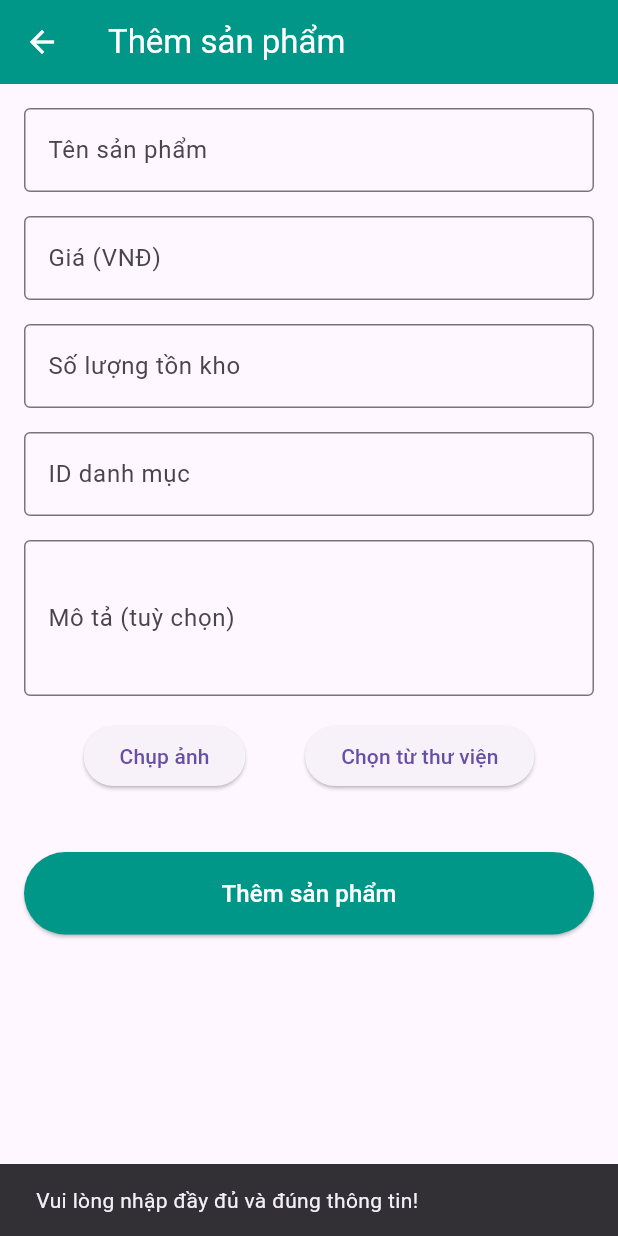
After one commit to nt-nam/do-an-flutter, a Flutter app: the AddProductScreen screen opened directly, after a tap on "Thêm sản phẩm", on a phone screen of 412 x 824 dp. The commit adds this screen. Run offline on Flutter 3.47's test engine with Material 3 defaults, Android fonts, the light colour scheme and no system bars; our stand-ins replace flutter_bloc, flutter_svg, image_picker, lottie, shared_preferences; accounts and stored records are empty.

```diff
--- a/lib/presentation/blocs/product/product_bloc.dart
+++ b/lib/presentation/blocs/product/product_bloc.dart
@@ -63,6 +63,8 @@ class ProductBloc extends Bloc<ProductEvent, ProductState> {
         categoryId: event.categoryId,
         price: event.price,
         stock: event.stock,
+        imageUrl: event.imageUrl, // Truyền imageUrl
+        description: event.description, // Truyền description
       );
       emit(ProductAdded(product));
       final products = await getProductsUseCase();
@@ -82,6 +84,8 @@ class ProductBloc extends Bloc<ProductEvent, ProductState> {
         categoryId: event.categoryId,
         price: event.price,
         stock: event.stock,
+        imageUrl: event.imageUrl, // Truyền imageUrl
+        description: event.description, // Truyền description
       );
       emit(ProductUpdated(product));
       final products = await getProductsUseCase();
--- a/lib/presentation/blocs/product/product_event.dart
+++ b/lib/presentation/blocs/product/product_event.dart
@@ -12,8 +12,8 @@ class FetchProductsEvent extends ProductEvent {
 
 class FetchProductDetailsEvent extends ProductEvent {
   final int productId;
+  const FetchProductDetailsEvent(this.productId);
 
-  const FetchProductDetailsEvent(this.productId);
 }
 
 class AddProductEvent extends ProductEvent {
@@ -21,8 +21,17 @@ class AddProductEvent extends ProductEvent {
   final int categoryId;
   final double price;
   final int stock;
+  final String? imageUrl;
+  final String? description;
 
-  const AddProductEvent(this.name, this.categoryId, this.price, this.stock);
+  const AddProductEvent({
+    required this.name,
+    required this.categoryId,
+    required this.price,
+    required this.stock,
+    this.imageUrl,
+    this.description,
+  });
 }
 
 class UpdateProductEvent extends ProductEvent {
@@ -31,8 +40,18 @@ class UpdateProductEvent extends ProductEvent {
   final int categoryId;
   final double price;
   final int stock;
+  final String? imageUrl;
+  final String? description;
 
-  const UpdateProductEvent(this.productId, this.name, this.categoryId, this.price, this.stock);
+  const UpdateProductEvent({
+    required this.productId,
+    required this.name,
+    required this.categoryId,
+    required this.price,
+    required this.stock,
+    this.imageUrl,
+    this.description,
+  });
 }
 
 class DeleteProductEvent extends ProductEvent {
--- /dev/null
+++ b/lib/presentation/pages/screens/product/AddProductScreen.dart
@@ -0,0 +1,246 @@
+import 'dart:io';
+import 'package:flutter/material.dart';
+import 'package:flutter_bloc/flutter_bloc.dart';
+import 'package:image_picker/image_picker.dart';
+import 'package:path_provider/path_provider.dart';
+import 'package:http/http.dart' as http;
+
+import '../../../blocs/product/product_bloc.dart';
+import '../../../blocs/product/product_event.dart';
+import '../../../blocs/product/product_state.dart';
+
+class AddProductScreen extends StatefulWidget {
+  const AddProductScreen({super.key});
+
+  @override
+  State<AddProductScreen> createState() => _AddProductScreenState();
+}
+
+class _AddProductScreenState extends State<AddProductScreen> {
+  final _nameController = TextEditingController();
+  final _priceController = TextEditingController();
+  final _stockController = TextEditingController();
+  final _categoryIdController = TextEditingController();
+  final _descriptionController = TextEditingController();
+  File? _imageFile; // Lưu file ảnh được chọn
+  final ImagePicker _picker = ImagePicker();
+
+  @override
+  void dispose() {
+    _nameController.dispose();
+    _priceController.dispose();
+    _stockController.dispose();
+    _categoryIdController.dispose();
+    _descriptionController.dispose();
+    super.dispose();
+  }
+
+  // Chọn ảnh từ camera
+  Future<void> _pickImageFromCamera() async {
+    final pickedFile = await _picker.pickImage(source: ImageSource.camera);
+    if (pickedFile != null) {
+      setState(() {
+        _imageFile = File(pickedFile.path);
+      });
+    }
+  }
+
+  // Chọn ảnh từ thư viện
+  Future<void> _pickImageFromGallery() async {
+    final pickedFile = await _picker.pickImage(source: ImageSource.gallery);
+    if (pickedFile != null) {
+      setState(() {
+        _imageFile = File(pickedFile.path);
+      });
+    }
+  }
+
+  // Lưu ảnh vào bộ nhớ cục bộ và trả về đường dẫn
+  Future<String> _saveImageLocally(File image) async {
+    final directory = await getApplicationDocumentsDirectory();
+    final imageName = 'product_${DateTime.now().millisecondsSinceEpoch}.jpg';
+    final localPath = '${directory.path}/$imageName';
+    await image.copy(localPath);
+    return localPath;
+  }
+
+  // Tải ảnh lên API và nhận imageUrl
+  Future<String?> _uploadImageToApi(File image) async {
+    const apiUrl = 'YOUR_API_ENDPOINT/sanpham/upload'; // Thay bằng URL API của bạn
+    final token = 'YOUR_AUTH_TOKEN'; // Lấy token từ AuthService nếu cần
+
+    var request = http.MultipartRequest('POST', Uri.parse(apiUrl));
+    request.headers['Authorization'] = 'Bearer $token';
+    request.files.add(await http.MultipartFile.fromPath('image', image.path));
+
+    final response = await request.send();
+    if (response.statusCode == 200) {
+      final responseData = await http.Response.fromStream(response);
+      // Giả sử API trả về JSON với trường "imageUrl"
+      return responseData.body; // Điều chỉnh theo định dạng phản hồi của API
+    } else {
+      throw Exception('Failed to upload image');
+    }
+  }
+
+  void _submitProduct(BuildContext context) async {
+    final name = _nameController.text.trim();
+    final price = double.tryParse(_priceController.text.trim()) ?? 0.0;
+    final stock = int.tryParse(_stockController.text.trim()) ?? 0;
+    final categoryId = int.tryParse(_categoryIdController.text.trim()) ?? 0;
+    final description = _descriptionController.text.trim().isEmpty ? null : _descriptionController.text.trim();
+
+    if (name.isEmpty || price <= 0 || stock < 0 || categoryId <= 0) {
+      ScaffoldMessenger.of(context).showSnackBar(
+        const SnackBar(content: Text('Vui lòng nhập đầy đủ và đúng thông tin!')),
+      );
+      return;
+    }
+
+    String? imageUrl;
+    if (_imageFile != null) {
+      try {
+        // Lưu ảnh cục bộ
+        final localPath = await _saveImageLocally(_imageFile!);
+        // Tải ảnh lên API và lấy imageUrl
+        imageUrl = await _uploadImageToApi(_imageFile!);
+      } catch (e) {
+        ScaffoldMessenger.of(context).showSnackBar(
+          SnackBar(content: Text('Lỗi khi tải ảnh: $e')),
+        );
+        return;
+      }
+    }
+
+    context.read<ProductBloc>().add(
+      AddProductEvent(
+        name: name,
+        categoryId: categoryId,
+        price: price,
+        stock: stock,
+        imageUrl: imageUrl,
+        description: description,
+      ),
+    );
+  }
+
+  @override
+  Widget build(BuildContext context) {
+    return Scaffold(
+      appBar: AppBar(
+        title: const Text('Thêm sản phẩm'),
+        backgroundColor: Colors.teal,
+        foregroundColor: Colors.white,
+      ),
+      body: Padding(
+        padding: const EdgeInsets.all(16.0),
+        child: BlocListener<ProductBloc, ProductState>(
+          listener: (context, state) {
+            if (state is ProductAdded) {
+              ScaffoldMessenger.of(context).showSnackBar(
+                const SnackBar(content: Text('Thêm sản phẩm thành công!')),
+              );
+              Navigator.pop(context);
+            } else if (state is ProductError) {
+              ScaffoldMessenger.of(context).showSnackBar(
+                SnackBar(content: Text('Lỗi: ${state.message}')),
+              );
+            }
+          },
+          child: SingleChildScrollView(
+            child: Column(
+              crossAxisAlignment: CrossAxisAlignment.start,
+              children: [
+                TextField(
+                  controller: _nameController,
+                  decoration: const InputDecoration(
+                    labelText: 'Tên sản phẩm',
+                    border: OutlineInputBorder(),
+                  ),
+                ),
+                const SizedBox(height: 16),
+                TextField(
+                  controller: _priceController,
+                  keyboardType: TextInputType.number,
+                  decoration: const InputDecoration(
+                    labelText: 'Giá (VNĐ)',
+                    border: OutlineInputBorder(),
+                  ),
+                ),
+                const SizedBox(height: 16),
+                TextField(
+                  controller: _stockController,
+                  keyboardType: TextInputType.number,
+                  decoration: const InputDecoration(
+                    labelText: 'Số lượng tồn kho',
+                    border: OutlineInputBorder(),
+                  ),
+                ),
+                const SizedBox(height: 16),
+                TextField(
+                  controller: _categoryIdController,
+                  keyboardType: TextInputType.number,
+                  decoration: const InputDecoration(
+                    labelText: 'ID danh mục',
+                    border: OutlineInputBorder(),
+                  ),
+                ),
+                const SizedBox(height: 16),
+                TextField(
+                  controller: _descriptionController,
+                  maxLines: 3,
+                  decoration: const InputDecoration(
+                    labelText: 'Mô tả (tuỳ chọn)',
+                    border: OutlineInputBorder(),
+                  ),
+                ),
+                const SizedBox(height: 16),
+                Row(
+                  mainAxisAlignment: MainAxisAlignment.spaceEvenly,
+                  children: [
+                    ElevatedButton(
+                      onPressed: _pickImageFromCamera,
+                      child: const Text('Chụp ảnh'),
+                    ),
+                    ElevatedButton(
+                      onPressed: _pickImageFromGallery,
+                      child: const Text('Chọn từ thư viện'),
+                    ),
+                  ],
+                ),
+                const SizedBox(height: 16),
+                if (_imageFile != null)
+                  Image.file(
+                    _imageFile!,
+                    height: 200,
+                    width: double.infinity,
+                    fit: BoxFit.cover,
+                  ),
+                const SizedBox(height: 24),
+                BlocBuilder<ProductBloc, ProductState>(
+                  builder: (context, state) {
+                    if (state is ProductLoading) {
+                      return const Center(child: CircularProgressIndicator());
+                    }
+                    return ElevatedButton(
+                      onPressed: () => _submitProduct(context),
+                      style: ElevatedButton.styleFrom(
+                        backgroundColor: Colors.teal,
+                        padding: const EdgeInsets.symmetric(vertical: 16),
+                        minimumSize: const Size(double.infinity, 50),
+                      ),
+                      child: const Text(
+                        'Thêm sản phẩm',
+                        style: TextStyle(fontSize: 16, color: Colors.white),
+                      ),
+                    );
+                  },
+                ),
+              ],
+            ),
+          ),
+        ),
+      ),
+    );
+  }
+}
--- a/pubspec.yaml
+++ b/pubspec.yaml
@@ -45,7 +45,7 @@ dependencies:
 
   # Network & API
   dio: ^5.4.1
-  http: ^1.2.1
+  http: ^1.2.2
   connectivity_plus: ^6.1.3
   json_annotation: ^4.8.1
 
@@ -61,7 +61,8 @@ dependencies:
   shimmer: ^3.0.0
   carousel_slider: ^5.0.0
   flutter_rating_bar: ^4.0.1
-  image_picker: ^1.0.7
+  image_picker: ^1.1.2
+  path_provider: ^2.1.4
   photo_view: ^0.15.0
   flutter_spinkit: ^5.2.0
   lottie: ^3.1.0
@@ -112,6 +113,7 @@ flutter:
   uses-material-design: true
   assets:
     - assets/images/gasdandung/
+    - assets/images/
     - assets/animation/fire.json
   # An image asset can refer to one or more resolution-specific "variants", see
   # https://flutter.dev/to/resolution-aware-images
```
Also changed, not shown: lib/maintest.dart (+37 -1 lines), lib/presentation/pages/screens/MenuScreen.dart (+13 -0 lines), pubspec.lock, 1 other file.
